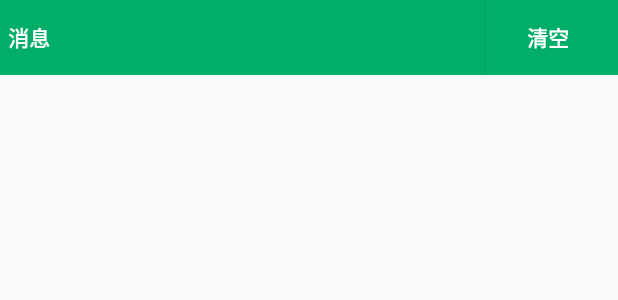
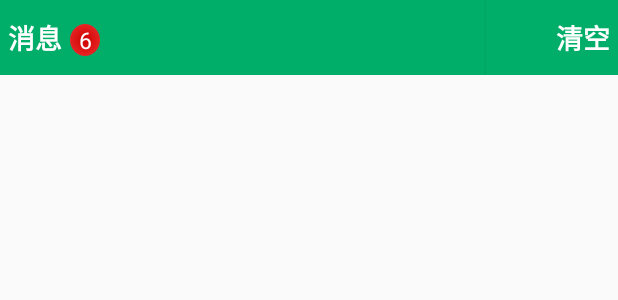
Before and after one commit to AaronYFQ/vHomeLibrary, an Android app: the layout fragment_show_messages.xml on its own in the app's theme, with its tools: preview values and no code run, on a phone screen of 412 x 824 dp. Shown: the top 300 px of the screen. Run offline under Robolectric (Android 15) with nearby library versions, the phone set to English and light mode, and no system bars.

Commit message:
Improve message display and support multi-user on local DB.

```diff
--- a/app/src/main/java/com/compass/loco/homelibrary/MainActivity.java
+++ b/app/src/main/java/com/compass/loco/homelibrary/MainActivity.java
@@ -79,6 +79,8 @@ public class MainActivity extends AppCompatActivity {
             }
         }
 
+        //start bg service
+        MessageIntentService.startActionPoll(this);
     }
 
     @Override
--- /dev/null
+++ b/app/src/main/res/drawable/bg_oval_with_gradient.xml
@@ -0,0 +1,21 @@
+<?xml version="1.0" encoding="utf-8"?>
+<!--selector xmlns:android="http://schemas.android.com/apk/res/android"></selector-->
+<shape xmlns:android="http://schemas.android.com/apk/res/android"
+android:shape="oval">
+<!-- padding设置内间距 -->
+<!--padding
+    android:bottom="2dp"
+    android:left="2dp"
+    android:right="2dp"
+    android:top="2dp" /-->
+<!-- size设置形状的大小 -->
+<size
+    android:width="20dp"
+    android:height="20dp" />
+<!-- gradient设置渐变 -->
+<gradient
+    android:endColor="@android:color/holo_red_light"
+    android:gradientRadius="20dp"
+    android:startColor="@android:color/holo_red_dark"
+    android:type="radial" />
+</shape>
--- a/app/src/main/res/layout/fragment_home.xml
+++ b/app/src/main/res/layout/fragment_home.xml
@@ -9,6 +9,7 @@
         android:layout_width="match_parent"
         android:layout_height="match_parent"
         android:orientation="vertical"
+        android:scrollbars="none"
         android:fillViewport="false">
 
         <LinearLayout
--- a/app/src/main/res/layout/fragment_show_messages.xml
+++ b/app/src/main/res/layout/fragment_show_messages.xml
@@ -12,15 +12,24 @@
         android:orientation="horizontal">
 
         <TextView
-            android:id="@+id/textView"
             android:layout_width="wrap_content"
             android:layout_height="match_parent"
             android:padding="5dp"
             android:text="消息"
+            android:textSize="18dp"
             android:gravity="center"
             android:textAlignment="center"
             android:textColor="@android:color/white"
             android:textStyle="bold" />
+        <TextView
+            android:layout_width="wrap_content"
+            android:layout_height="wrap_content"
+            android:gravity="center"
+            android:text="6"
+            android:textSize="15dp"
+            android:textColor="@android:color/white"
+            android:background="@drawable/bg_oval_with_gradient"
+            android:id="@+id/num_view" />
         <TextView
             android:layout_width="wrap_content"
             android:layout_height="0dp"
@@ -30,9 +39,10 @@
             android:layout_height="match_parent"
             android:background="#00AE69"
             android:gravity="center"
-            android:textAlignment="center"
+            android:textAlignment="viewEnd"
             android:paddingRight="5dp"
             android:text="清空"
+            android:textSize="18dp"
             android:textColor="@android:color/white"
             android:textStyle="bold"
             android:id="@+id/clear_btn" />
```
Also changed, not shown: app/src/main/java/com/compass/loco/homelibrary/DBAdapter.java (+11 -5 lines), app/src/main/java/com/compass/loco/homelibrary/MessageIntentService.java (+14 -8 lines), app/src/main/java/com/compass/loco/homelibrary/ShowMessagesFragment.java (+94 -17 lines).
